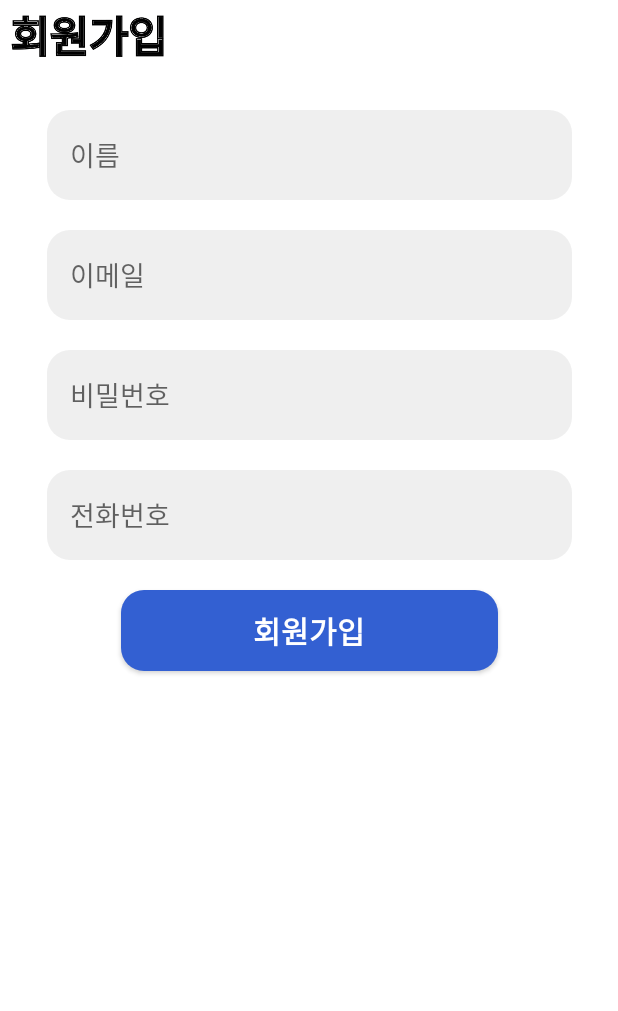
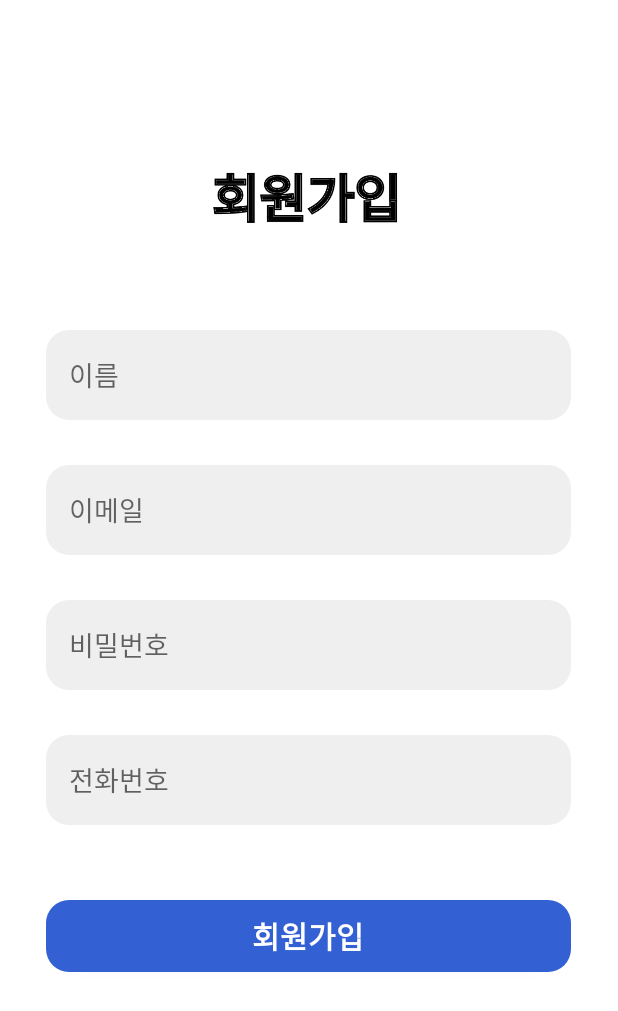
Before and after one commit to hyeon8314/AI_Story, an Android app: the layout sign_up.xml on its own in the app's theme, with its tools: preview values and no code run, on a phone screen of 412 x 824 dp. Shown: the top 1011 px of the screen. Run offline under Robolectric (Android 15) with nearby library versions, the phone set to English and light mode, and no system bars.

Commit message:
sign_up.xml layout issue update

```diff
--- a/app/src/main/res/layout/mypage.xml
+++ b/app/src/main/res/layout/mypage.xml
@@ -25,9 +25,8 @@
         android:orientation="vertical">
 
 
-
-    <TextView
-            android:id="@+id/user_welcome"
+        <TextView
+            android:id="@+id/user_name"
             android:layout_width="350dp"
             android:layout_height="100dp"
             android:layout_marginStart="30dp"
@@ -52,10 +51,10 @@
             android:layout_marginBottom="20dp"
             android:background="@drawable/btn_1"
             android:gravity="center_vertical"
+            android:padding="20dp"
             android:text="회원정보 수정"
             android:textColor="@color/black"
-            android:textSize="25dp"
-            android:padding="20dp" />
+            android:textSize="25dp" />
 
         <TextView
             android:id="@+id/my_book"
@@ -66,10 +65,10 @@
             android:layout_marginBottom="20dp"
             android:background="@drawable/btn_1"
             android:gravity="center_vertical"
+            android:padding="20dp"
             android:text="나의 동화책"
             android:textColor="@color/black"
-            android:textSize="25dp"
-            android:padding="20dp" />
+            android:textSize="25dp" />
 
         <TextView
             android:id="@+id/run_info"
--- a/app/src/main/res/layout/sign_up.xml
+++ b/app/src/main/res/layout/sign_up.xml
@@ -1,85 +1,97 @@
 <?xml version="1.0" encoding="utf-8"?>
-<androidx.constraintlayout.widget.ConstraintLayout xmlns:android="http://schemas.android.com/apk/res/android"
+<RelativeLayout xmlns:android="http://schemas.android.com/apk/res/android"
     xmlns:app="http://schemas.android.com/apk/res-auto"
     xmlns:tools="http://schemas.android.com/tools"
     android:layout_width="match_parent"
-    android:layout_height="match_parent">
+    android:layout_height="match_parent"
+    tools:context=".JoinActivity">
 
     <ImageView
-        android:id="@+id/imageView3"
-        android:layout_width="119dp"
-        android:layout_height="53dp"
-        app:srcCompat="@drawable/sign_up"
-        tools:layout_editor_absoluteX="146dp"
-        tools:layout_editor_absoluteY="105dp" />
+        android:id="@+id/signup"
+        android:layout_width="350dp"
+        android:layout_height="50dp"
+        android:layout_gravity="center"
+        android:layout_marginStart="30dp"
+        android:layout_marginTop="110dp"
+        android:layout_marginEnd="30dp"
+        android:layout_marginBottom="60dp"
+        android:src="@drawable/sign_up" />
 
     <EditText
         android:id="@+id/name_edit"
         android:layout_width="350dp"
         android:layout_height="60dp"
-        android:layout_marginTop="20dp"
+        android:layout_below="@id/signup"
+        android:layout_centerHorizontal="true"
+        android:layout_gravity="center"
+        android:layout_marginLeft="20dp"
+        android:layout_marginRight="20dp"
+        android:layout_marginBottom="20dp"
         android:background="@drawable/btn_1"
-        android:hint="@string/enter_name"
-        android:inputType="text"
-        android:paddingStart="15dp"
-        app:layout_constraintTop_toBottomOf="@id/imageView3"
-        app:layout_constraintStart_toStartOf="parent"
-        app:layout_constraintEnd_toEndOf="parent" />
+        android:hint="이름"
+        android:inputType="textEmailAddress"
+        android:paddingStart="15dp" />
 
     <EditText
         android:id="@+id/email_edit"
         android:layout_width="350dp"
         android:layout_height="60dp"
-        android:layout_marginTop="20dp"
+        android:layout_below="@id/name_edit"
+        android:layout_centerHorizontal="true"
+        android:layout_gravity="center"
+        android:layout_marginLeft="20dp"
+        android:layout_marginTop="10dp"
+        android:layout_marginRight="20dp"
+        android:layout_marginBottom="20dp"
         android:background="@drawable/btn_1"
-        android:hint="@string/enter_email"
+        android:hint="이메일"
         android:inputType="textEmailAddress"
-        android:paddingStart="15dp"
-        app:layout_constraintTop_toBottomOf="@id/name_edit"
-        app:layout_constraintStart_toStartOf="parent"
-        app:layout_constraintEnd_toEndOf="parent" />
+        android:paddingStart="15dp" />
 
     <EditText
         android:id="@+id/password_edit"
         android:layout_width="350dp"
         android:layout_height="60dp"
-        android:layout_marginTop="20dp"
+        android:layout_below="@id/email_edit"
+        android:layout_centerHorizontal="true"
+        android:layout_gravity="center"
+        android:layout_marginLeft="20dp"
+        android:layout_marginTop="10dp"
+        android:layout_marginRight="20dp"
+        android:layout_marginBottom="20dp"
         android:background="@drawable/btn_1"
-        android:hint="@string/enter_password"
-        android:inputType="textPassword"
-        android:paddingStart="15dp"
-        app:layout_constraintTop_toBottomOf="@id/email_edit"
-        app:layout_constraintStart_toStartOf="parent"
-        app:layout_constraintEnd_toEndOf="parent" />
+        android:hint="비밀번호"
+        android:inputType="numberPassword"
+        android:paddingStart="15dp" />
 
     <EditText
         android:id="@+id/phone_edit"
         android:layout_width="350dp"
         android:layout_height="60dp"
-        android:layout_marginTop="20dp"
+        android:layout_below="@id/password_edit"
+        android:layout_centerHorizontal="true"
+        android:layout_gravity="center"
+        android:layout_marginLeft="20dp"
+        android:layout_marginTop="10dp"
+        android:layout_marginRight="20dp"
+        android:layout_marginBottom="20dp"
         android:background="@drawable/btn_1"
-        android:hint="@string/enter_phone"
-        android:inputType="phone"
-        android:paddingStart="15dp"
-        app:layout_constraintTop_toBottomOf="@id/password_edit"
-        app:layout_constraintStart_toStartOf="parent"
-        app:layout_constraintEnd_toEndOf="parent" />
+        android:hint="전화번호"
+        android:paddingStart="15dp" />
 
     <androidx.appcompat.widget.AppCompatButton
         android:id="@+id/signUp_btn"
-        android:layout_width="251dp"
-        android:layout_height="54dp"
-        android:layout_marginTop="20dp"
+        android:layout_width="350dp"
+        android:layout_height="wrap_content"
+        android:layout_below="@id/phone_edit"
+        android:layout_centerHorizontal="true"
+        android:layout_gravity="center"
+        android:layout_marginTop="30dp"
+        android:layout_marginBottom="10dp"
         android:background="@drawable/btn_2"
-        android:text="@string/signup"
+        android:text="회원가입"
         android:textColor="@android:color/white"
         android:textSize="20sp"
-        android:textStyle="bold"
-        app:layout_constraintEnd_toEndOf="parent"
-        app:layout_constraintHorizontal_bias="0.5"
-        app:layout_constraintStart_toStartOf="parent"
-        app:layout_constraintTop_toBottomOf="@id/phone_edit" />
+        android:textStyle="bold" />
 
-
-
-</androidx.constraintlayout.widget.ConstraintLayout>
+</RelativeLayout>
```
